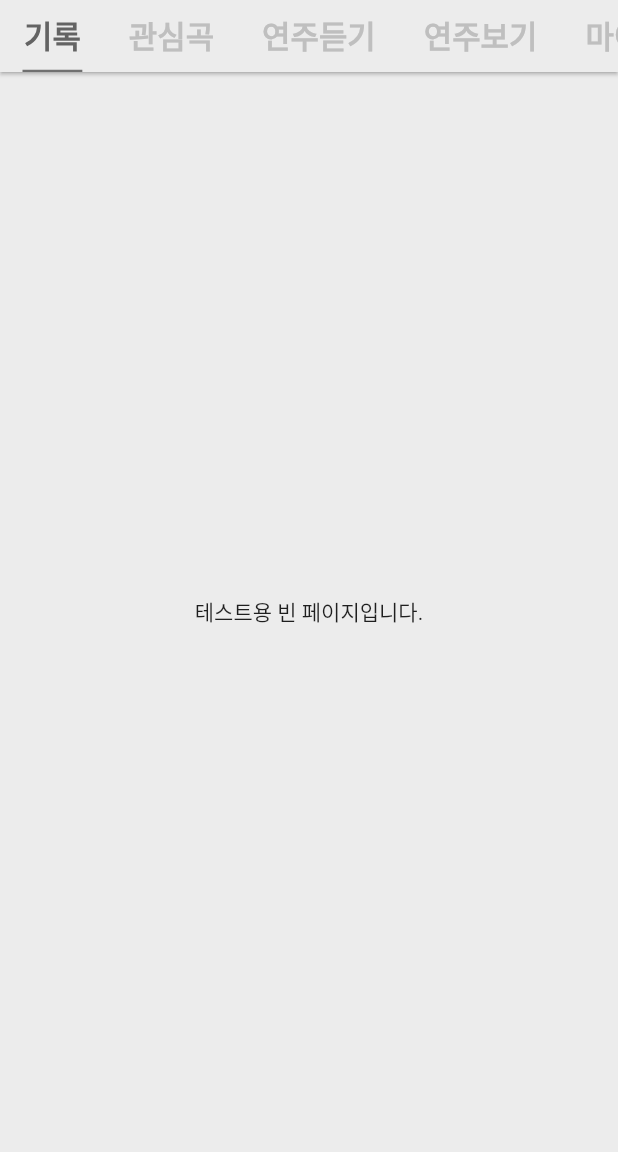
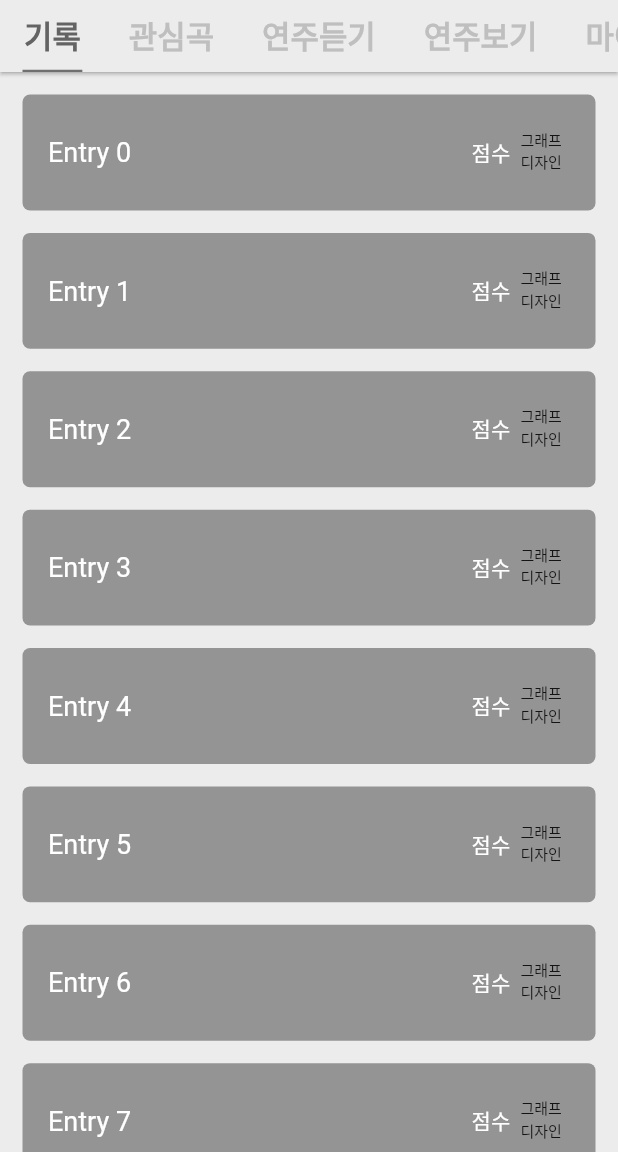
Before and after one commit to anseungwoo/mct_danso, a Flutter app: the screen it shows after launch, after a tap on an icon or button, on a phone screen of 412 x 824 dp, the part 84-1236 px from its top. Run offline on Flutter 3.47's test engine with Material 2 defaults, Android fonts, the phone set to English and light mode, and no system bars; our stand-ins replace carousel_slider, flutter_screenutil, get.

Commit message:
cached relod

```diff
--- a/lib/screens/home.dart
+++ b/lib/screens/home.dart
@@ -5,6 +5,7 @@ import 'package:project_danso/screens/screens.dart';
 import 'package:project_danso/widgets/learning_diralog.dart';
 
 import 'package:flutter_screenutil/flutter_screenutil.dart';
+import 'package:project_danso/widgets/test_dialog.dart';
 
 class Home extends StatelessWidget {
   const Home({Key? key}) : super(key: key);
@@ -50,7 +51,7 @@ class Home extends StatelessWidget {
             _homeMenuButton(
                 title: '연주곡 익히기', contant: PLAYLEARN, page: HomeMenu1()),
             _homeMenuButton(
-                title: '질문하기', contant: QUESTIONS, page: HomeMenu1()),
+                title: '질문하기', contant: QUESTIONS, page: TestDialog()),
           ],
         ),
       ),
--- a/lib/screens/my_page.dart
+++ b/lib/screens/my_page.dart
@@ -24,9 +24,9 @@ class MyPage extends StatelessWidget {
         ),
         body: TabBarView(
           children: [
-            TestBlankPage(),
-            TestBlankPage(),
-            TestBlankPage(),
+            MyPageLikeAndRecord(),
+            MyPageLikeAndRecord(),
+            MyPageListen(),
             TestBlankPage(),
             TestBlankPage(),
           ],
--- /dev/null
+++ b/lib/widgets/my_page_like_and_record.dart
@@ -0,0 +1,57 @@
+import 'package:flutter/material.dart';
+import 'package:flutter_screenutil/flutter_screenutil.dart';
+import 'package:get/get.dart';
+import 'package:project_danso/common/const.dart';
+
+class MyPageLikeAndRecord extends StatelessWidget {
+  const MyPageLikeAndRecord({Key? key}) : super(key: key);
+
+  @override
+  Widget build(BuildContext context) {
+    return Container(
+      child: ListView.builder(
+          padding: const EdgeInsets.all(15),
+          itemCount: 16,
+          itemBuilder: (BuildContext context, int index) {
+            return Padding(
+              padding: const EdgeInsets.only(bottom: 15),
+              child: InkWell(
+                onTap: () {},
+                child: Container(
+                  decoration: BoxDecoration(
+                      borderRadius: BorderRadius.circular(5),
+                      color: mediumGray),
+                  height: 60.h,
+                  child: Padding(
+                    padding: const EdgeInsets.all(17.0),
+                    child: Row(
+                      mainAxisAlignment: MainAxisAlignment.start,
+                      children: [
+                        Text(
+                          'Entry ${index}',
+                          style: TextStyle(fontSize: 18, color: Colors.white),
+                        ),
+                        Spacer(flex: 1),
+                        Text(
+                          "점수",
+                          style: TextStyle(fontSize: 14, color: Colors.white),
+                        ),
+                        SizedBox(width: 6.w),
+                        Container(
+                          width: 33,
+                          height: 33,
+                          child: Text(
+                            "그래프 디자인",
+                            style: TextStyle(fontSize: 10),
+                          ),
+                        )
+                      ],
+                    ),
+                  ),
+                ),
+              ),
+            );
+          }),
+    );
+  }
+}
--- a/lib/widgets/widgets.dart
+++ b/lib/widgets/widgets.dart
@@ -7,3 +7,5 @@ export 'learning_diralog.dart';
 export 'learning_dialog_icon.dart';
 export 'danso_sub_learning.dart';
 export 'danso_learning.dart';
+export 'my_page_like_and_record.dart';
+export 'my_page_listen.dart';
```
Also changed, not shown: lib/widgets/my_page_listen.dart (added, +68 -0 lines), lib/widgets/test_dialog.dart (added, +78 -0 lines), 1 other file.
